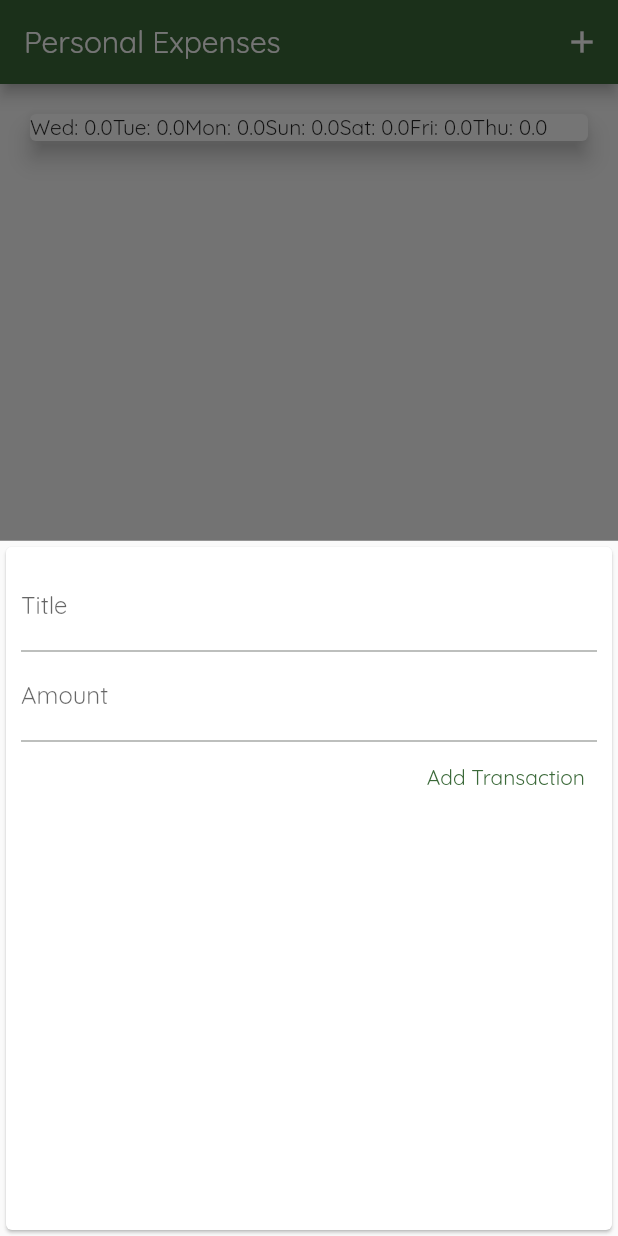
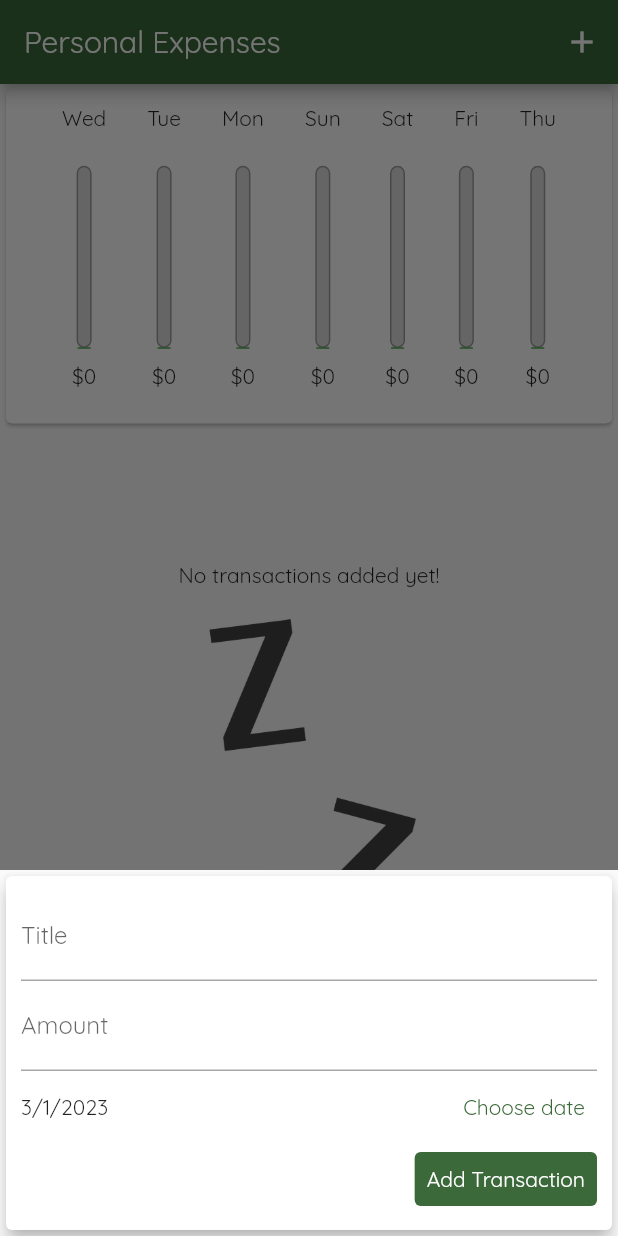
Before and after one commit to vukbundalo995/flutter_application_2_expense_planner, a Flutter app: the screen it shows after launch, after a tap on the "add" icon, on a phone screen of 412 x 824 dp. Run offline on Flutter 3.47's test engine with Material 2 defaults, Android fonts, the phone set to English and light mode, and no system bars.

Commit message:
finished app

```diff
--- a/lib/main.dart
+++ b/lib/main.dart
@@ -1,5 +1,8 @@
+import 'package:flutter/cupertino.dart';
+import 'package:flutter/foundation.dart';
 import 'package:flutter/material.dart';
-import 'package:intl/intl.dart';
+import 'package:flutter/services.dart';
+import 'dart:io';
 
 import 'widgets/new_transaction.dart';
 import './models/transaction.dart';
@@ -7,6 +10,8 @@ import './widgets/transaction_list.dart';
 import './widgets/chart.dart';
 
 void main() {
+  WidgetsFlutterBinding.ensureInitialized();
+  //SystemChrome.setPreferredOrientations([DeviceOrientation.portraitUp]);
   runApp(const MyApp());
 }
 
@@ -21,6 +26,8 @@ class MyApp extends StatelessWidget {
         primarySwatch: Colors.green,
         colorScheme: ColorScheme.fromSeed(seedColor: Colors.green),
         fontFamily: 'Quicksand',
+        floatingActionButtonTheme:
+            FloatingActionButtonThemeData(backgroundColor: Colors.green[800]),
       ),
       home: const MyHomePage(),
     );
@@ -38,6 +45,8 @@ class _MyHomePageState extends State<MyHomePage> {
 // List of all transactions
   final List<Transaction> _userTransactions = [];
 
+  bool _showChart = false;
+
 // Getting a list that contains only transactions from the last 7 days that we need to create a chart widget
   List<Transaction> get recentTransactions {
     return _userTransactions.where((tx) {
@@ -46,16 +55,22 @@ class _MyHomePageState extends State<MyHomePage> {
   }
 
 // Adds a new transaction to the list and sets state (used in NewTransaction widget)
-  void _addNewTransaction(String title, double amount) {
+  void _addNewTransaction(String title, double amount, DateTime pickedDate) {
     final newTx = Transaction(
       id: DateTime.now().toString(),
       title: title,
       amount: amount,
-      date: DateTime.now(),
+      date: pickedDate,
     );
 
     setState(() {
       _userTransactions.add(newTx);
+    });
+  }
+
+  void _deleteTransaction(String id) {
+    setState(() {
+      _userTransactions.removeWhere((tx) => tx.id == id);
     });
   }
 
@@ -70,10 +85,9 @@ class _MyHomePageState extends State<MyHomePage> {
 
   @override
   Widget build(BuildContext context) {
-    double appBarHeight = MediaQuery.of(context).padding.top;
-
-    return Scaffold(
-      appBar: AppBar(
+    final device = MediaQuery.of(context);
+    final isLanscape = device.orientation == Orientation.landscape;
+    final appBar = AppBar(
       title: const Text('Personal Expenses'),
       actions: [
         IconButton(
@@ -81,16 +95,63 @@ class _MyHomePageState extends State<MyHomePage> {
           icon: const Icon(Icons.add),
         ),
       ],
+    );
+
+    final screenHeight = device.size.height -
+        appBar.preferredSize.height -
+        device.padding.top -
+        device.padding.bottom;
+    final transactionListWidget = SizedBox(
+      height: screenHeight * 0.7,
+      child: TransactionList(
+        transactions: _userTransactions,
+        deleteTransaction: _deleteTransaction,
       ),
-      body: Column(crossAxisAlignment: CrossAxisAlignment.stretch, children: [
-        Chart(
-          recentTransactions: _userTransactions,
+    );
+
+    final pageBody = Column(
+      crossAxisAlignment: CrossAxisAlignment.stretch,
+      children: [
+        if (isLanscape)
+          Row(
+            mainAxisAlignment: MainAxisAlignment.center,
+            children: [
+              const Text('Show Chart'),
+              Switch.adaptive(
+                onChanged: (val) {
+                  setState(() {
+                    _showChart = val;
+                  });
+                },
+                value: _showChart,
               ),
-        TransactionList(
-          transactions: recentTransactions,
+            ],
           ),
-      ]),
-      floatingActionButton: FloatingActionButton(
+        if (!isLanscape)
+          SizedBox(
+            height: screenHeight * 0.3,
+            child: Chart(
+              recentTransactions: recentTransactions,
+            ),
+          ),
+        if (!isLanscape) transactionListWidget,
+        if (isLanscape)
+          _showChart
+              ? SizedBox(
+                  height: screenHeight * 0.9,
+                  child: Chart(
+                    recentTransactions: recentTransactions,
+                  ),
+                )
+              : transactionListWidget,
+      ],
+    );
+    return Scaffold(
+      appBar: appBar,
+      body: pageBody,
+      floatingActionButton: Platform.isIOS
+          ? Container()
+          : FloatingActionButton(
               onPressed: () => startAddTransaction(context),
               child: const Icon(Icons.add),
             ),
--- a/lib/widgets/chart.dart
+++ b/lib/widgets/chart.dart
@@ -2,6 +2,7 @@ import 'package:flutter/material.dart';
 import 'package:intl/intl.dart';
 
 import '../models/transaction.dart';
+import './chartBar.dart';
 
 class Chart extends StatelessWidget {
   final List<Transaction> recentTransactions;
@@ -14,7 +15,7 @@ class Chart extends StatelessWidget {
         Duration(days: index),
       );
 
-      var totalSum = 0.0;
+      double totalSum = 0.0;
       // Looking for all transactions that happened on the same day that we created earlier in this iteration (weekDay) and adding their amounts to the total sum of that specific day
       for (var i = 0; i < recentTransactions.length; i++) {
         if (recentTransactions[i].date.day == weekDay.day &&
@@ -29,17 +30,31 @@ class Chart extends StatelessWidget {
     });
   }
 
+  double get totalAmount {
+    return groupedTransactionValues.fold(0.0, (sum, element) {
+      return sum += (element['amount'] as double);
+    });
+  }
+
   Chart({required this.recentTransactions, super.key});
 
   @override
   Widget build(BuildContext context) {
     return Card(
-      elevation: 6,
-      margin: const EdgeInsets.all(20),
-      child: Row(
-        children: groupedTransactionValues.map((data) {
-          return Text('${data['day']}: ${data['amount']}');
-        }).toList(),
+      child: Padding(
+        padding: const EdgeInsets.all(10.0),
+        child: Row(
+          mainAxisAlignment: MainAxisAlignment.spaceEvenly,
+          children: groupedTransactionValues.map((data) {
+            return ChartBar(
+              label: data['day'] as String,
+              spendingAmount: data['amount'] as double,
+              spendingPercentageOfTotal: totalAmount == 0
+                  ? 0.0
+                  : (data['amount'] as double) / totalAmount,
+            );
+          }).toList(),
+        ),
       ),
     );
   }
--- /dev/null
+++ b/lib/widgets/chartBar.dart
@@ -0,0 +1,63 @@
+import 'package:flutter/material.dart';
+
+class ChartBar extends StatelessWidget {
+  final String label;
+  final double spendingAmount;
+  final double spendingPercentageOfTotal;
+
+  const ChartBar(
+      {required this.label,
+      required this.spendingAmount,
+      required this.spendingPercentageOfTotal,
+      super.key});
+
+  @override
+  Widget build(BuildContext context) {
+    return LayoutBuilder(builder: (ctx, constrainsts) {
+      return Column(
+        children: [
+          SizedBox(height: constrainsts.maxHeight * 0.15, child: Text(label)),
+          SizedBox(
+            height: constrainsts.maxHeight * 0.05,
+          ),
+          SizedBox(
+            height: constrainsts.maxHeight * 0.60,
+            width: 10,
+            child: Stack(
+              alignment: AlignmentDirectional.bottomEnd,
+              children: [
+                Container(
+                  decoration: BoxDecoration(
+                    color: const Color.fromRGBO(220, 220, 220, 1),
+                    border: Border.all(width: 1, color: Colors.grey),
+                    borderRadius: const BorderRadius.all(
+                      Radius.circular(10),
+                    ),
+                  ),
+                ),
+                FractionallySizedBox(
+                  heightFactor: spendingPercentageOfTotal,
+                  child: Container(
+                    decoration: BoxDecoration(
+                      color: Theme.of(context).primaryColor,
+                      border: Border.all(width: 1),
+                      borderRadius: const BorderRadius.all(
+                        Radius.circular(10),
+                      ),
+                    ),
+                  ),
+                ),
+              ],
+            ),
+          ),
+          SizedBox(
+            height: constrainsts.maxHeight * 0.05,
+          ),
+          SizedBox(
+              height: constrainsts.maxHeight * 0.15,
+              child: Text('\$${spendingAmount.toStringAsFixed(0)}')),
+        ],
+      );
+    });
+  }
+}
--- a/lib/widgets/new_transaction.dart
+++ b/lib/widgets/new_transaction.dart
@@ -1,4 +1,5 @@
 import 'package:flutter/material.dart';
+import 'package:intl/intl.dart';
 
 class NewTransaction extends StatefulWidget {
   final Function addTransaction;
@@ -11,8 +12,8 @@ class NewTransaction extends StatefulWidget {
 
 class _NewTransactionState extends State<NewTransaction> {
   final titleController = TextEditingController();
-
   final amountController = TextEditingController();
+  DateTime _pickedDate = DateTime.now();
 
 // Validatig data that user submitted and adding a new transaction
   submitData() {
@@ -33,16 +34,40 @@ class _NewTransactionState extends State<NewTransaction> {
     widget.addTransaction(
       eneteredTitle,
       double.parse(enteredAmount),
+      _pickedDate,
     );
     // Closing the modal bottom sheet (top most screen)
     Navigator.of(context).pop();
   }
 
+  _showDatePicker() {
+    showDatePicker(
+      context: context,
+      initialDate: DateTime.now(),
+      firstDate: DateTime(2023),
+      lastDate: DateTime.now(),
+    ).then((selectedDate) {
+      if (selectedDate == null) {
+        return;
+      }
+      setState(() {
+        _pickedDate = selectedDate;
+      });
+    });
+  }
+
   @override
   Widget build(BuildContext context) {
-    return Card(
+    return SingleChildScrollView(
+      child: Card(
+        elevation: 5,
         child: Container(
-        padding: const EdgeInsets.all(10),
+          padding: EdgeInsets.only(
+            top: 10,
+            bottom: MediaQuery.of(context).viewInsets.bottom + 10,
+            left: 10,
+            right: 10,
+          ),
           child: Column(
             crossAxisAlignment: CrossAxisAlignment.end,
             children: [
@@ -57,13 +82,31 @@ class _NewTransactionState extends State<NewTransaction> {
                 keyboardType: TextInputType.number,
                 onSubmitted: (_) => submitData(),
               ),
+              Row(
+                mainAxisAlignment: MainAxisAlignment.spaceBetween,
+                children: [
+                  Text(DateFormat.yMd().format(_pickedDate)),
                   TextButton(
+                    onPressed: _showDatePicker,
+                    child: Text(
+                      'Choose date',
+                      style: TextStyle(
+                          color: Theme.of(context).colorScheme.primary),
+                    ),
+                  )
+                ],
+              ),
+              TextButton(
+                style: TextButton.styleFrom(
+                    foregroundColor: Colors.white,
+                    backgroundColor: Theme.of(context).colorScheme.primary),
                 onPressed: submitData,
                 child: const Text('Add Transaction'),
               ),
             ],
           ),
         ),
+      ),
     );
   }
 }
--- a/lib/widgets/transaction_list.dart
+++ b/lib/widgets/transaction_list.dart
@@ -1,3 +1,4 @@
+import 'package:flutter/cupertino.dart';
 import 'package:flutter/material.dart';
 import 'package:intl/intl.dart';
 
@@ -5,15 +6,16 @@ import '../models/transaction.dart';
 
 class TransactionList extends StatelessWidget {
   final List<Transaction> transactions;
+  final Function deleteTransaction;
 
-  const TransactionList({required this.transactions, super.key});
+  const TransactionList(
+      {required this.transactions, required this.deleteTransaction, super.key});
 
   @override
   Widget build(BuildContext context) {
-    return SizedBox(
-      height: 759,
-      child: transactions.isEmpty
-          ? Column(
+    return transactions.isEmpty
+        ? LayoutBuilder(builder: (ctx, constraints) {
+            return Column(
               mainAxisAlignment: MainAxisAlignment.center,
               children: [
                 const Text('No transactions added yet!'),
@@ -21,28 +23,23 @@ class TransactionList extends StatelessWidget {
                   height: 20,
                 ),
                 SizedBox(
-                  height: 200,
+                  height: constraints.maxHeight * 0.6,
                   child: Image.asset(
                     'assets/images/waiting.png',
                     fit: BoxFit.cover,
                   ),
                 )
               ],
-            )
+            );
+          })
         : ListView.builder(
             itemBuilder: (context, index) {
-                return Card(
-                  child: Row(
+              return ListTile(
+                leading: Column(
+                  mainAxisAlignment: MainAxisAlignment.center,
                   children: [
-                      Container(
-                        margin: const EdgeInsets.symmetric(
-                            vertical: 15, horizontal: 10),
-                        padding: const EdgeInsets.all(10),
-                        decoration: BoxDecoration(
-                          border: Border.all(
-                              color: Theme.of(context).colorScheme.primary,
-                              width: 3),
-                        ),
+                    SizedBox(
+                      width: 107,
                       child: Text(
                         '\$${transactions[index].amount.toStringAsFixed(2)}',
                         style: TextStyle(
@@ -52,29 +49,38 @@ class TransactionList extends StatelessWidget {
                         ),
                       ),
                     ),
-                      Column(
-                        crossAxisAlignment: CrossAxisAlignment.start,
-                        children: [
-                          Text(
+                  ],
+                ),
+                title: Text(
                   transactions[index].title,
                   style: const TextStyle(
                     fontWeight: FontWeight.bold,
                     fontSize: 16,
                   ),
                 ),
-                          Text(
-                            DateFormat('dd-MM-yy')
-                                .format(transactions[index].date),
+                subtitle: Text(
+                  DateFormat('dd-MM-yy').format(transactions[index].date),
                   style: const TextStyle(color: Colors.grey),
                 ),
-                        ],
+                trailing: MediaQuery.of(context).size.width > 500
+                    ? TextButton.icon(
+                        onPressed: () =>
+                            deleteTransaction(transactions[index].id),
+                        icon: Icon(Icons.delete,
+                            color: Theme.of(context).colorScheme.error),
+                        label: Text('Delete',
+                            style: TextStyle(
+                                color: Theme.of(context).colorScheme.error)),
                       )
-                    ],
+                    : IconButton(
+                        icon: const Icon(CupertinoIcons.delete),
+                        onPressed: () =>
+                            deleteTransaction(transactions[index].id),
+                        color: Theme.of(context).colorScheme.error,
                       ),
               );
             },
             itemCount: transactions.length,
-            ),
           );
   }
 }
```
Also changed, not shown: pubspec.lock, 1 other file. Lines whose indentation alone changed are shown as unchanged.
